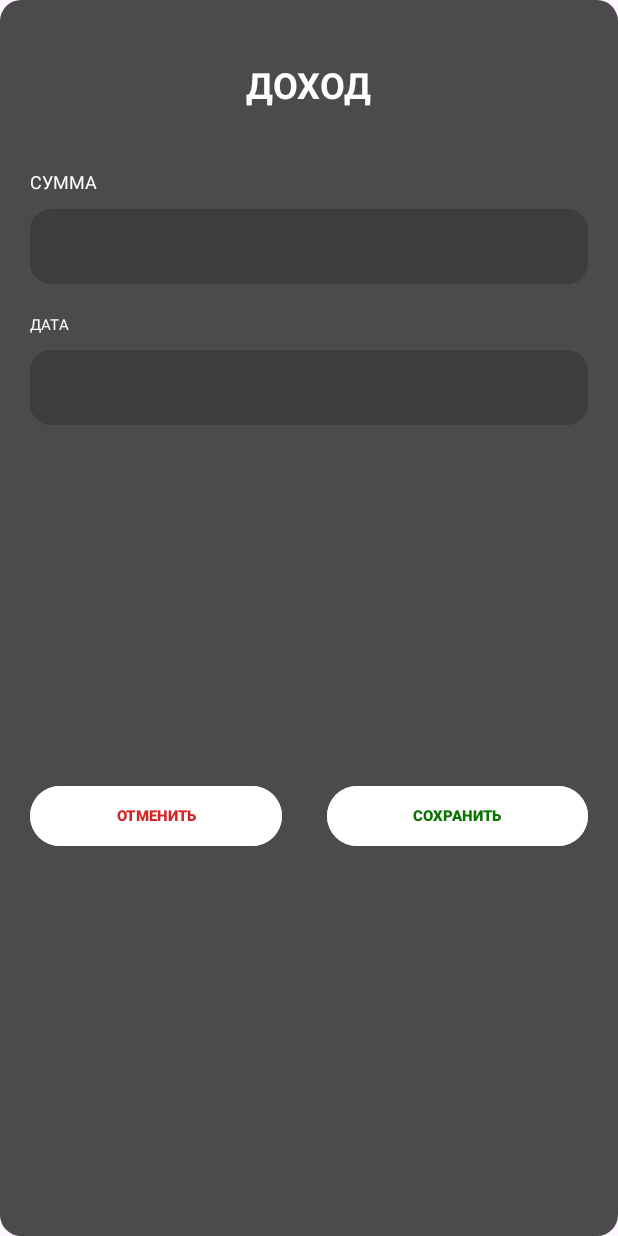
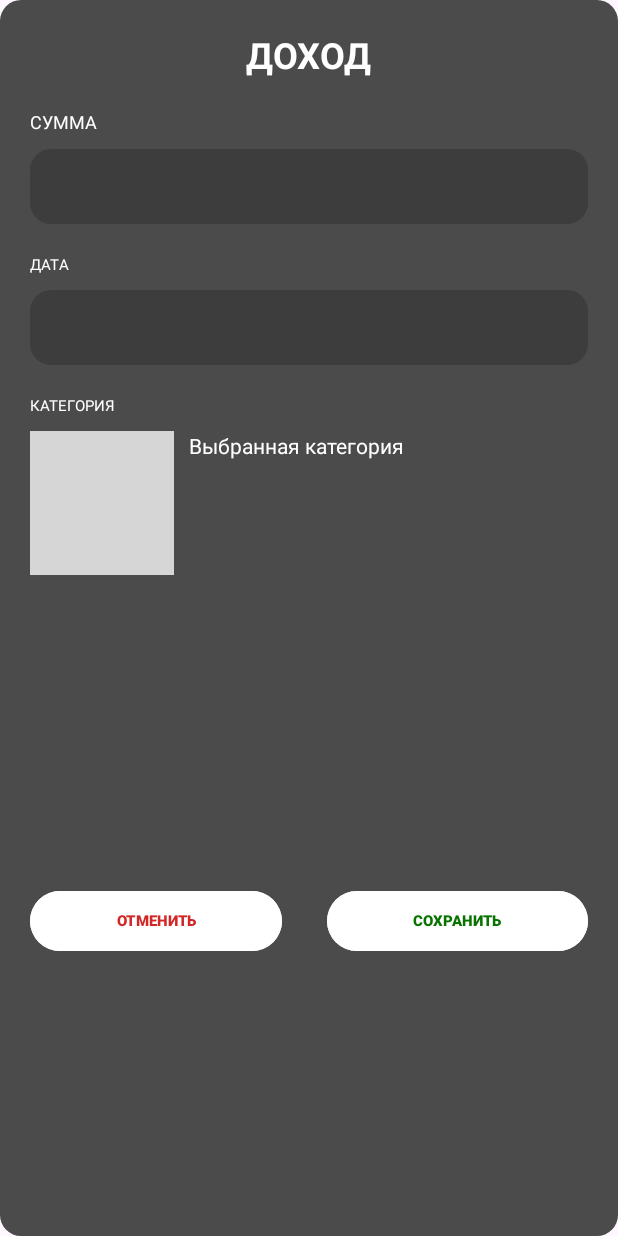
Before and after one commit to ne0masha/finsaver_app, an Android app: the layout fragment_transaction.xml on its own in the app's theme, with its tools: preview values and no code run, on a phone screen of 412 x 824 dp. Run offline under Robolectric (Android 15) with nearby library versions, the phone set to English and light mode, and no system bars; grey boxes are pictures that could not be loaded.

Commit message:
Masha rabotaet

```diff
--- a/app/src/main/res/drawable/rounded_background.xml
+++ b/app/src/main/res/drawable/rounded_background.xml
@@ -1,6 +1,6 @@
 <shape xmlns:android="http://schemas.android.com/apk/res/android"
     android:shape="rectangle">
-
+    <solid android:color="#FFFFFF" />
     <corners android:radius="14dp" />
     <solid android:color="@color/fragment_transaction_background"/>
 </shape>
--- a/app/src/main/res/layout/fragment_transaction.xml
+++ b/app/src/main/res/layout/fragment_transaction.xml
@@ -4,7 +4,7 @@
     xmlns:tools="http://schemas.android.com/tools"
     android:layout_width="match_parent"
     android:layout_height="match_parent"
-    android:paddingTop="40dp"
+    android:paddingTop="20dp"
     android:paddingBottom="20dp"
     android:paddingStart="20dp"
     android:paddingEnd="20dp"
@@ -24,9 +24,10 @@
         android:text="@string/income"
         android:textColor="@color/white"
         app:layout_constraintTop_toTopOf="parent"
+        app:layout_constraintVertical_bias="0.5"
         android:textSize="24dp"
         android:textStyle="bold"
-        app:layout_constraintHorizontal_bias="0.5"
+        app:layout_constraintVertical_weight="2"
         >
     </TextView>
 
@@ -40,7 +41,8 @@
         app:layout_constraintStart_toStartOf="parent"
         app:layout_constraintEnd_toEndOf="parent"
         app:layout_constraintTop_toBottomOf="@id/HeaderFragment"
-        android:layout_marginTop="40dp"
+        android:layout_marginTop="20dp"
+
         tools:ignore="MissingConstraints">
 
         <TextView
@@ -69,11 +71,12 @@
         android:id="@+id/linearLayout"
         android:layout_width="match_parent"
         android:layout_height="wrap_content"
-        android:layout_marginTop="20dp"
+
         android:orientation="vertical"
         app:layout_constraintEnd_toEndOf="parent"
         app:layout_constraintStart_toStartOf="parent"
         app:layout_constraintTop_toBottomOf="@+id/amount_container"
+        android:layout_marginTop="20dp"
         app:layout_constraintVertical_chainStyle="spread_inside"
         tools:ignore="MissingConstraints">
 
@@ -92,11 +95,65 @@
             android:layout_marginTop="10dp"
             android:background="@drawable/rounded_background_input_field"
             android:focusable="false"
-            android:gravity="start"
-            android:inputType="text"
+            android:gravity="center_vertical"
+            android:paddingLeft="10dp"
+            android:inputType="date"
             android:textColor="@color/white"
             app:layout_constraintStart_toStartOf="parent"
             app:layout_constraintTop_toBottomOf="@+id/amount_input" />
+    </LinearLayout>
+
+    <!--Категория контейнер-->
+    <LinearLayout
+        android:id="@+id/Category"
+        android:layout_width="match_parent"
+        android:layout_height="wrap_content"
+
+        android:orientation="vertical"
+        app:layout_constraintEnd_toEndOf="parent"
+        app:layout_constraintStart_toStartOf="parent"
+        app:layout_constraintTop_toBottomOf="@+id/linearLayout"
+        android:layout_marginTop="20dp"
+
+        app:layout_constraintVertical_chainStyle="spread_inside"
+        tools:ignore="MissingConstraints">
+
+        <TextView
+            android:layout_width="wrap_content"
+            android:layout_height="wrap_content"
+            android:text="КАТЕГОРИЯ"
+            android:textColor="@color/white"
+            android:textSize="10dp" />
+
+        <!--Контейнер для кнопки категории (иконка+текст)-->
+        <LinearLayout
+            android:layout_width="wrap_content"
+            android:layout_height="wrap_content"
+            android:layout_marginTop="10dp">
+
+            <ImageView
+                android:id="@+id/iconCategory"
+                android:layout_width="wrap_content"
+                android:layout_height="wrap_content"
+                android:layout_marginEnd="10dp"
+                android:src="@drawable/your_image"
+                android:clickable="true"
+                android:background="@drawable/image_button_selector" />
+
+
+            <TextView
+                android:id="@+id/textCategory"
+                android:layout_width="wrap_content"
+                android:layout_height="wrap_content"
+                android:text="Выбранная категория"
+                android:textColor="@color/white"
+                android:onClick="textClicked" />
+        </LinearLayout>
+
+
+
+
+
     </LinearLayout>
 
 
@@ -110,7 +167,8 @@
         app:layout_constraintEnd_toEndOf="parent"
         app:layout_constraintHorizontal_chainStyle="spread_inside"
         app:layout_constraintStart_toStartOf="parent"
-        app:layout_constraintTop_toBottomOf="@+id/linearLayout">
+        app:layout_constraintTop_toBottomOf="@+id/Category"
+        android:layout_marginTop="40dp">
 
         <Button
             android:id="@+id/cancel_button"
```
Also changed, not shown: app/src/main/res/drawable/icons/знак вопроса.png (added).
